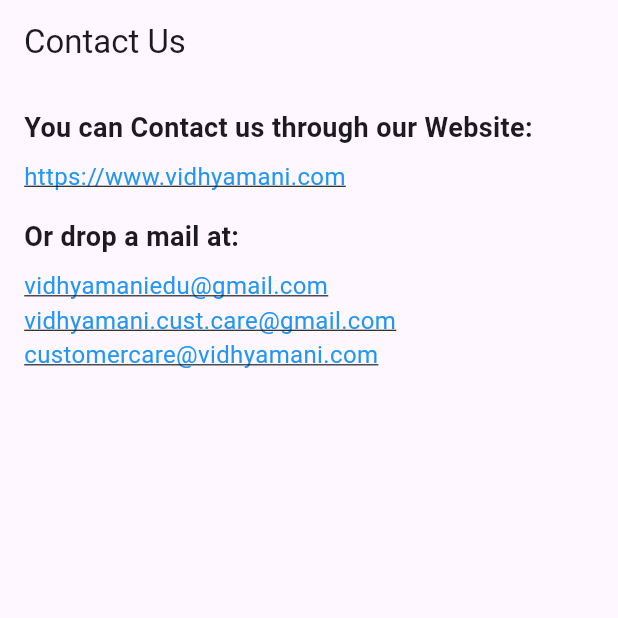
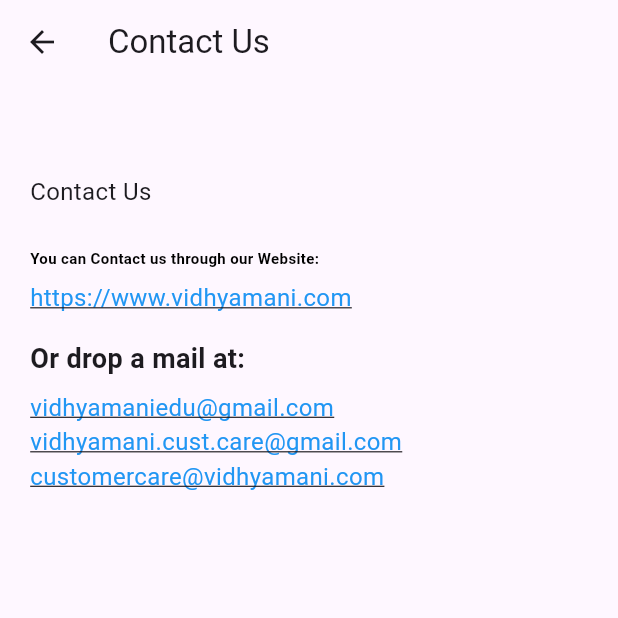
Before and after one commit to sbadoni21/vidyamani, a Flutter app: the ContactUsPage screen opened directly, on a phone screen of 412 x 824 dp, the top half of it. Run offline on Flutter 3.47's test engine with Material 3 defaults, Android fonts, the phone set to English and light mode, and no system bars; our stand-ins replace animated_splash_screen, carousel_slider, circular_countdown_timer, cloud_firestore, email_validator, firebase_auth and 10 more; missing offline and left inert: dart:ffi; accounts and stored records are empty.

Commit message:
contact us

```diff
--- a/lib/screens/contact_page.dart
+++ b/lib/screens/contact_page.dart
@@ -1,5 +1,29 @@
 import 'package:flutter/material.dart';
 import 'package:url_launcher/url_launcher.dart';
+
+class CustomAppBarBckBtn extends StatelessWidget implements PreferredSizeWidget {
+  const CustomAppBarBckBtn({Key? key}) : super(key: key);
+
+  @override
+  Widget build(BuildContext context) {
+    return AppBar(
+      leading: IconButton(
+        icon: const Icon(Icons.arrow_back),
+        onPressed: () {
+          Navigator.of(context).pop();
+        },
+      ),
+      title: const Text('Contact Us'),
+    );
+  }
+
+  @override
+  Size get preferredSize => const Size.fromHeight(kToolbarHeight);
+}
+
+Future<void> launchUrl(String url) async {
+  await canLaunch(url) ? await launch(url) : throw 'Could not launch $url';
+}
 
 class ContactUsPage extends StatelessWidget {
   final String websiteUrl = "https://www.vidhyamani.com";
@@ -9,13 +33,13 @@ class ContactUsPage extends StatelessWidget {
     "customercare@vidhyamani.com",
   ];
 
-  void _launchEmail(String emailAddress) async {
+  Future<void> _launchEmail(String emailAddress) async {
     final Uri emailLaunchUri = Uri(
       scheme: 'mailto',
       path: emailAddress,
     );
     if (await canLaunchUrl(emailLaunchUri)) {
-      await launchUrl(emailLaunchUri);
+      await launchUrl(emailLaunchUri.toString());
     } else {
       throw 'Could not launch $emailLaunchUri';
     }
@@ -24,49 +48,58 @@ class ContactUsPage extends StatelessWidget {
   @override
   Widget build(BuildContext context) {
     return Scaffold(
-      appBar: AppBar(
-        title: Text('Contact Us'),
-      ),
+      appBar: const CustomAppBarBckBtn(),
       body: Padding(
-        padding: const EdgeInsets.all(16.0),
+        padding: const EdgeInsets.fromLTRB(20, 60, 20, 60),
         child: Column(
           crossAxisAlignment: CrossAxisAlignment.start,
           children: [
-            Text(
+            const Text(
+              "Contact Us",
+              style: TextStyle(fontSize: 16),
+            ),
+            const SizedBox(
+              height: 26,
+            ),
+            const Text(
               'You can Contact us through our Website:',
-              style: TextStyle(fontSize: 18, fontWeight: FontWeight.bold),
+              style: TextStyle(
+                fontSize: 10,
+                fontWeight: FontWeight.w600,
+                color: Colors.black,
+              ),
             ),
-            SizedBox(height: 8),
+            const SizedBox(height: 8),
             GestureDetector(
-              onTap: () {
-                launch(websiteUrl);
+              onTap: () async {
+                await launchUrl(websiteUrl);
               },
               child: Text(
                 websiteUrl,
-                style: TextStyle(
+                style: const TextStyle(
                   fontSize: 16,
                   color: Colors.blue,
                   decoration: TextDecoration.underline,
                 ),
               ),
             ),
-            SizedBox(height: 16),
-            Text(
+            const SizedBox(height: 16),
+            const Text(
               'Or drop a mail at:',
               style: TextStyle(fontSize: 18, fontWeight: FontWeight.bold),
             ),
-            SizedBox(height: 8),
+            const SizedBox(height: 8),
             Column(
               crossAxisAlignment: CrossAxisAlignment.start,
               children: emailAddresses
                   .map(
                     (email) => GestureDetector(
-                      onTap: () {
-                        _launchEmail(email);
+                      onTap: () async {
+                        await _launchEmail(email);
                       },
                       child: Text(
                         email,
-                        style: TextStyle(
+                        style: const TextStyle(
                           fontSize: 16,
                           color: Colors.blue,
                           decoration: TextDecoration.underline,
@@ -82,9 +115,3 @@ class ContactUsPage extends StatelessWidget {
     );
   }
 }
-
-void main() {
-  runApp(MaterialApp(
-    home: ContactUsPage(),
-  ));
-}
```
Also changed, not shown: lib/utils/static.dart (+7 -0 lines).
